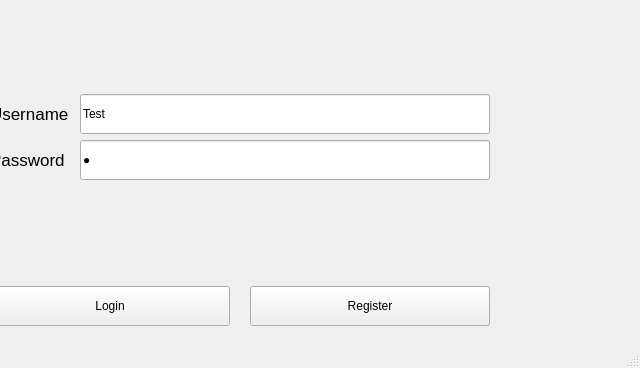
Frederick-Rive/project-management, file login.ui: the form before one commit; both pictures show x 160 to 800 and y 182 to 550 of the 800 by 550 pixel window.
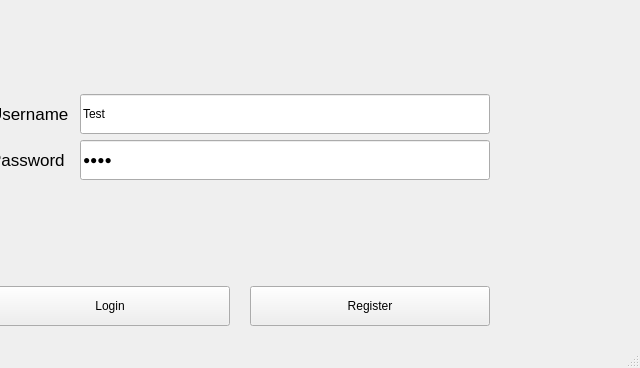
The form after the commit.

The edit to the form file:
```diff
--- a/login.ui
+++ b/login.ui
@@ -150,7 +150,7 @@
          </size>
         </property>
         <property name="text">
-         <string>t</string>
+         <string>Test</string>
         </property>
         <property name="echoMode">
          <enum>QLineEdit::Password</enum>
```
